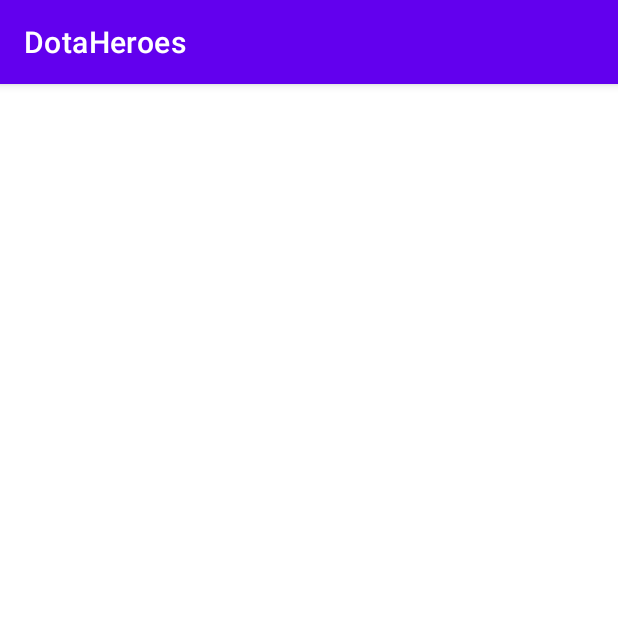
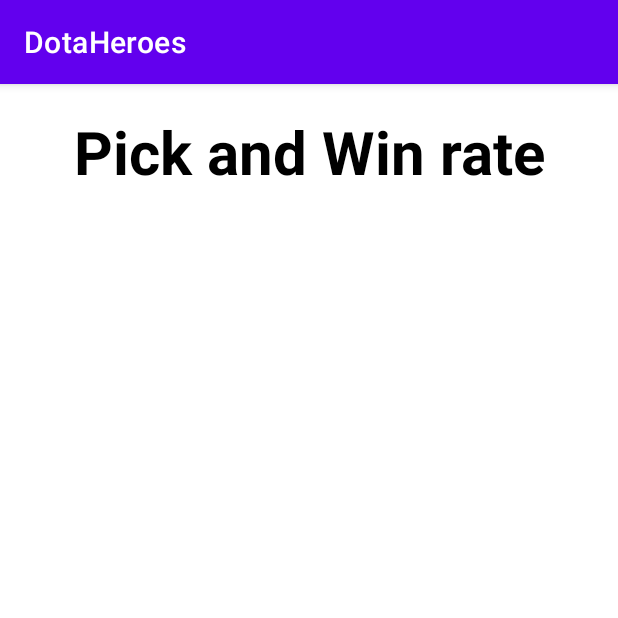
Before and after one commit to IlyaChernetsov/DotaHeroes, an Android app: the HeroInfoFragment screen opened through its navigation route, after a tap on "SHOWWINRATE", on a phone screen of 412 x 824 dp, the top half of it. Run offline under Robolectric (Android 15) with nearby library versions, the phone set to English and light mode, and no system bars; pictures from the network do not load.

Commit message:
work in progress

```diff
--- a/app/build.gradle
+++ b/app/build.gradle
@@ -1,6 +1,7 @@
 plugins {
     id 'com.android.application'
     id 'kotlin-android'
+    id 'org.jetbrains.kotlin.android.extensions'
 }
 
 android {
--- a/app/src/main/java/com/example/dotaheroes/adapters/HeroAdapter.kt
+++ b/app/src/main/java/com/example/dotaheroes/adapters/HeroAdapter.kt
@@ -4,7 +4,6 @@ import android.view.LayoutInflater
 import android.view.View
 import android.view.ViewGroup
 import android.widget.ImageView
-import android.widget.TextView
 import androidx.recyclerview.widget.RecyclerView
 import com.bumptech.glide.Glide
 import com.example.domain.models.Hero
@@ -13,12 +12,12 @@ import java.util.*
 
 class HeroAdapter : RecyclerView.Adapter<HeroAdapter.ViewHolder>(), AdapterData<Hero> {
 
-    val mHeroList: MutableList<Hero> = LinkedList()
+    val mHeroModelList: MutableList<Hero> = LinkedList()
     var itemClicked:(Int) -> Unit = {}
 
-    override fun setData(newHeroes: List<Hero>) {
-        mHeroList.clear()
-        mHeroList.addAll(newHeroes)
+    override fun setData(newHeroModels: List<Hero>) {
+        mHeroModelList.clear()
+        mHeroModelList.addAll(newHeroModels)
         notifyDataSetChanged()
     }
 
@@ -32,11 +31,11 @@ class HeroAdapter : RecyclerView.Adapter<HeroAdapter.ViewHolder>(), AdapterData<
     }
 
     override fun onBindViewHolder(holder: ViewHolder, position: Int) {
-        holder.bind(hero = mHeroList[position])
+        holder.bind(heroModel = mHeroModelList[position])
     }
 
     override fun getItemCount(): Int {
-        return mHeroList.count()
+        return mHeroModelList.count()
     }
 
     class ViewHolder(itemView: View,itemClicked:(Int) -> Unit) : RecyclerView.ViewHolder(itemView) {
@@ -46,9 +45,9 @@ class HeroAdapter : RecyclerView.Adapter<HeroAdapter.ViewHolder>(), AdapterData<
                 itemClicked(adapterPosition)
             }
         }
-        fun bind(hero: Hero) {
+        fun bind(heroModel: Hero) {
             Glide.with(itemView.context)
-                .load(hero.avatar)
+                .load(heroModel.avatar)
                 .fitCenter()
                 .into(imageHero)
         }
--- /dev/null
+++ b/app/src/main/java/com/example/dotaheroes/adapters/HeroRateAdapter.kt
@@ -0,0 +1,4 @@
+package com.example.dotaheroes.adapters
+
+class HeroRateAdapter {
+}
--- a/app/src/main/java/com/example/dotaheroes/fragments/HeroInfoFragment.kt
+++ b/app/src/main/java/com/example/dotaheroes/fragments/HeroInfoFragment.kt
@@ -28,6 +28,7 @@ class HeroInfoFragment : Fragment() {
         binding.attackType.text = hero?.attackType
         binding.heroAttr.text = heroAttr(hero)
         binding.rolesList.text = hero?.roles.toString()
+        binding.containerView.setBackgroundResource(heroBackGround(hero))
         binding.heroImageAttr.setImageResource(heroAttrIcon(hero))
         Glide.with(requireActivity())
             .load(hero?.avatar)
@@ -47,9 +48,17 @@ class HeroInfoFragment : Fragment() {
             )
         }
     }
+    fun heroBackGround(heroModel: Hero?): Int {
+        return when (heroModel?.attributes) {
+            "str" -> R.drawable.gradient_background_strength
+            "agi" -> R.drawable.gradient_background_agility
+            "int" -> R.drawable.gradient_background_intelect
+            else -> R.drawable.ic_default_user
+        }
+    }
 
-    fun heroAttr(hero: Hero?): String {
-        return when (hero?.attributes) {
+    fun heroAttr(heroModel: Hero?): String {
+        return when (heroModel?.attributes) {
             "str" -> "Strength"
             "agi" -> "Agility"
             "int" -> "Intellect"
@@ -57,8 +66,8 @@ class HeroInfoFragment : Fragment() {
         }
     }
 
-    fun heroAttrIcon(hero: Hero?): Int {
-        return return when (hero?.attributes) {
+    fun heroAttrIcon(heroModel: Hero?): Int {
+        return return when (heroModel?.attributes) {
             "str" -> R.drawable.strength
             "agi" -> R.drawable.agility
             "int" -> R.drawable.intelect
--- a/app/src/main/java/com/example/dotaheroes/fragments/HeroListFragment.kt
+++ b/app/src/main/java/com/example/dotaheroes/fragments/HeroListFragment.kt
@@ -34,7 +34,7 @@ class HeroListFragment : Fragment(R.layout.fragment_hero_list) {
         val adapter = HeroAdapter()
         binding.recycleHeroList.adapter = adapter
         adapter.itemClicked = {
-            val item = adapter.mHeroList[it]
+            val item = adapter.mHeroModelList[it]
             findNavController().navigate(
                 R.id.action_heroListFragment_to_heroInfoFragment,
                 bundleOf(HeroInfoFragment.ARG_INFO_HERO to item)
--- a/app/src/main/java/com/example/dotaheroes/fragments/HeroWinRate.kt
+++ b/app/src/main/java/com/example/dotaheroes/fragments/HeroWinRate.kt
@@ -6,8 +6,6 @@ import android.view.LayoutInflater
 import android.view.View
 import android.view.ViewGroup
 import com.example.domain.models.Hero
-import com.example.dotaheroes.R
-import com.example.dotaheroes.databinding.FragmentHeroInfoBinding
 import com.example.dotaheroes.databinding.FragmentHeroWinRateBinding
 
 
@@ -21,7 +19,6 @@ class HeroWinRate : Fragment() {
     ): View? {
         binding = FragmentHeroWinRateBinding.inflate(inflater, container, false)
         val hero = arguments?.getParcelable<Hero>(ARG_RATE_HERO)
-        binding.textView.text = hero?.heroName
         return binding.root
     }
 
--- a/app/src/main/java/com/example/dotaheroes/viewModels/HeroesListViewModel.kt
+++ b/app/src/main/java/com/example/dotaheroes/viewModels/HeroesListViewModel.kt
@@ -1,7 +1,6 @@
 package com.example.dotaheroes.viewModels
 
 import android.util.Log
-import android.widget.Toast
 import androidx.lifecycle.*
 import com.example.domain.models.Hero
 import com.example.domain.repositories.HeroRepositoryImpl
@@ -12,13 +11,10 @@ import kotlinx.coroutines.Dispatchers
 import kotlinx.coroutines.GlobalScope
 import kotlinx.coroutines.launch
 import kotlinx.coroutines.withContext
-import kotlin.math.log
 
 class HeroesListViewModel() : ViewModel() {
     private val TAG = HeroesListViewModel::class.java.simpleName
 
-    private val _selectedHero = MutableLiveData<List<Hero?>>()
-    val selected: LiveData<List<Hero?>> = _selectedHero
     val state: MutableLiveData<State> =
         MutableLiveData<State>().default(initialValue = State.LoadingState())
 
--- /dev/null
+++ b/app/src/main/res/drawable/gradient_background_agility.xml
@@ -0,0 +1,17 @@
+<?xml version="1.0" encoding="utf-8"?>
+<selector xmlns:android="http://schemas.android.com/apk/res/android">
+
+    <item>
+        <shape xmlns:android="http://schemas.android.com/apk/res/android"
+            android:shape="rectangle" >
+
+            <gradient
+                android:angle="45"
+                android:endColor="#008000"
+                android:centerColor="#00FF00"
+                android:startColor="#98FB98"
+                android:type="linear" />
+
+        </shape>
+    </item>
+</selector>
--- /dev/null
+++ b/app/src/main/res/drawable/gradient_background_intelect.xml
@@ -0,0 +1,17 @@
+<?xml version="1.0" encoding="utf-8"?>
+<selector xmlns:android="http://schemas.android.com/apk/res/android">
+
+    <item>
+        <shape xmlns:android="http://schemas.android.com/apk/res/android"
+            android:shape="rectangle" >
+
+            <gradient
+                android:angle="45"
+                android:endColor="#0000FF"
+                android:centerColor="#00BFFF"
+                android:startColor="#E0FFFF"
+                android:type="linear" />
+
+        </shape>
+    </item>
+</selector>
--- a/app/src/main/res/layout/fragment_hero_win_rate.xml
+++ b/app/src/main/res/layout/fragment_hero_win_rate.xml
@@ -1,14 +1,33 @@
 <?xml version="1.0" encoding="utf-8"?>
-<FrameLayout xmlns:android="http://schemas.android.com/apk/res/android"
+<LinearLayout xmlns:android="http://schemas.android.com/apk/res/android"
     xmlns:tools="http://schemas.android.com/tools"
     android:layout_width="match_parent"
     android:layout_height="match_parent"
+    xmlns:app="http://schemas.android.com/apk/res-auto"
+    android:orientation="vertical"
     tools:context=".fragments.HeroWinRate">
 
+    <TextView
+        android:id="@+id/title"
+        android:layout_width="match_parent"
+        android:layout_height="90dp"
+        android:gravity="center"
+        android:text="@string/pick_and_win_rate"
+        android:textSize="40sp"
+        android:textColor="@color/black"
+        android:textStyle="bold" />
 
-    <TextView
-        android:id="@+id/textView"
-        android:layout_width="222dp"
-        android:layout_height="132dp"
-        android:text="TextView" />
-</FrameLayout>
+    <androidx.constraintlayout.widget.Barrier
+        android:id="@+id/barrier"
+        android:layout_width="wrap_content"
+        android:layout_height="wrap_content"
+        app:constraint_referenced_ids="title"
+        app:barrierDirection="bottom"/>
+
+    <androidx.recyclerview.widget.RecyclerView
+        android:id="@+id/recyclerWinRate"
+        android:layout_width="match_parent"
+        android:layout_height="match_parent" />
+
+
+</LinearLayout>
--- a/app/src/main/res/navigation/nav_graph.xml
+++ b/app/src/main/res/navigation/nav_graph.xml
@@ -4,6 +4,16 @@
     xmlns:tools="http://schemas.android.com/tools"
     android:id="@+id/nav_graph"
     app:startDestination="@id/heroListFragment">
+
+    <fragment
+        android:id="@+id/splashScreen"
+        android:name="com.example.dotaheroes.fragments.SplashScreen"
+        android:label="fragment_splash_screen"
+        tools:layout="@layout/fragment_splash_screen" >
+        <action
+            android:id="@+id/action_splashScreen_to_heroListFragment"
+            app:destination="@id/heroListFragment" />
+    </fragment>
 
     <fragment
         android:id="@+id/heroListFragment"
@@ -40,4 +50,5 @@
         android:name="com.example.dotaheroes.fragments.HeroWinRate"
         android:label="fragment_hero_win_rate"
         tools:layout="@layout/fragment_hero_win_rate" />
+
 </navigation>
--- a/app/src/main/res/values/strings.xml
+++ b/app/src/main/res/values/strings.xml
@@ -3,4 +3,5 @@
     <string name="no_heroes_found">No heroes found</string>
     <!-- TODO: Remove or change this placeholder text -->
     <string name="hello_blank_fragment">Hello blank fragment</string>
+    <string name="pick_and_win_rate">Pick and Win rate</string>
 </resources>
```
Also changed, not shown: app/src/main/java/com/example/dotaheroes/business/HeroUi.kt (added, +18 -0 lines), app/src/main/java/com/example/dotaheroes/fragments/SplashScreen.kt (+5 -39 lines), app/src/main/res/layout/fragment_hero_info.xml (+22 -15 lines), app/src/main/res/layout/item_hero.xml (+0 -14 lines), app/src/main/res/layout/item_hero_rate.xml (added, +78 -0 lines), app/src/main/res/drawable/gradient_background_strength.xml (renamed from app/src/main/res/drawable/gradient_background.xml).
